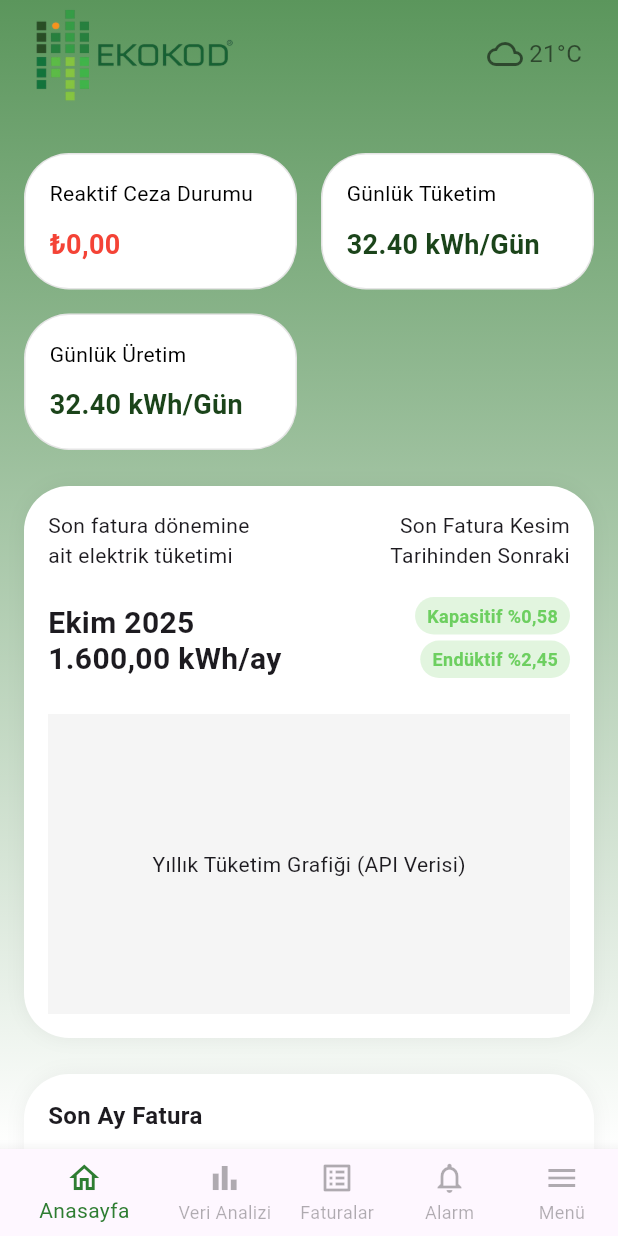
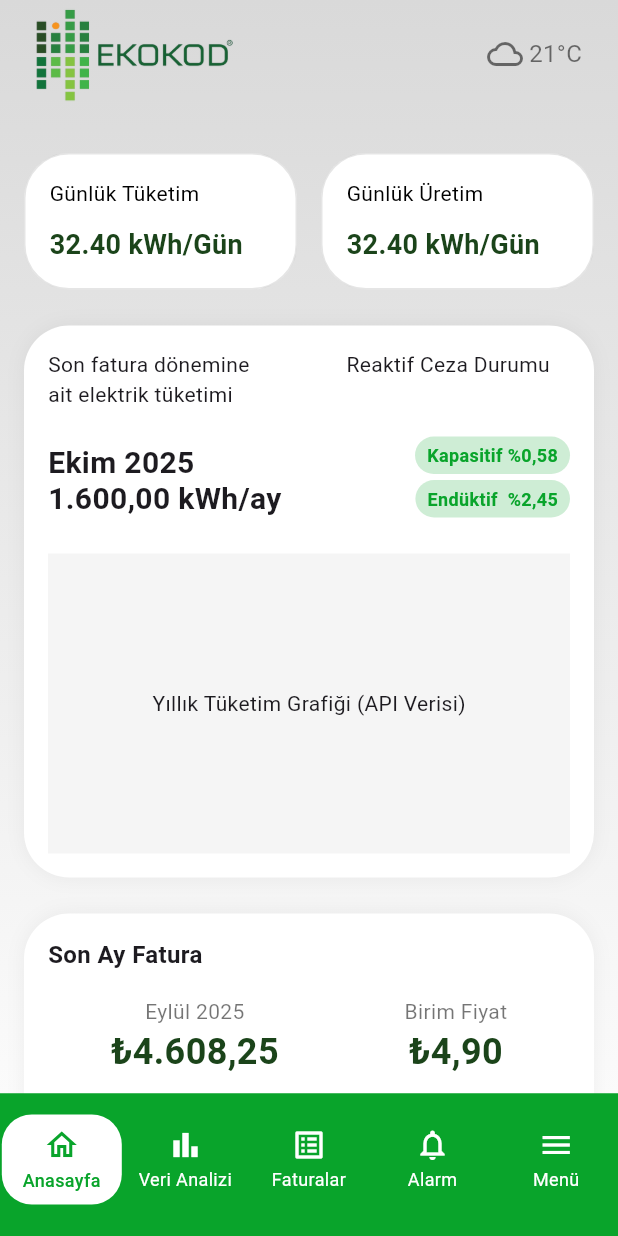
Before and after one commit to htcesyl/ekokod_mobile_app, a Flutter app: the HomePage screen opened by its route, on a phone screen of 412 x 824 dp. Run offline on Flutter 3.47's test engine with Material 3 defaults, Android fonts, the phone set to English and light mode, and no system bars; our stand-ins replace font_awesome_flutter, go_router.

Commit message:
some changes

```diff
--- a/ekokod_mobile_app/lib/core/constants/app_themes.dart
+++ b/ekokod_mobile_app/lib/core/constants/app_themes.dart
@@ -7,14 +7,14 @@ class AppColors {
   static const Color mediumGreen = Color(0xFF1B441A);
   static const Color lightGreen = Color(0xFF396334);
   static const Color veryLightGreen = Color(0xFF7D967A);
-
-  //secondBackground
   static const Color pastelGreen = Color(0xFF5B965C);
 
   // login Giriş Kartı Arkaplan Rengi (Örnek açık gri)
   static const Color cardBackground = Color(
     0xFFEBEBEB,
-  ); // Taslak ekrandaki açık gri
+  );
+
+  static const Color webColor = Color(0xFF09a42b);
 
   // Tab Selector Renkleri
   static const Color activeTabBackground = Color(
@@ -29,6 +29,12 @@ class AppColors {
     0xFFD9D9D9,
   ); //aktif period rengi
 
+  // Gri tonları
+  static const Color lightGray = Color(0xFFE5E5E5);
+  static const Color mediumGray = Color(0xFFD9D9D9);
+  static const Color darkGray = Color(0xFFB0B0B0);
+  static const Color veryDarkGray = Color(0xFF1E1E1E);
+
   // Diğer renkler
   static const Color white = Colors.white;
   static const Color black = Colors.black;
@@ -38,13 +44,11 @@ class AppColors {
 const LinearGradient appBackgroundGradient = LinearGradient(
   begin: Alignment.topCenter,
   end: Alignment.bottomCenter,
-  stops: [0.0, 0.19, 0.36, 0.66, 1.0], // Gönderdiğiniz oranlar
+  stops: [0.0, 0.40, 0.99],
   colors: [
-    AppColors.darkGreen,
-    AppColors.mediumDarkGreen,
-    AppColors.mediumGreen,
-    AppColors.lightGreen,
-    AppColors.veryLightGreen,
+    AppColors.white,
+    AppColors.mediumGray,
+    AppColors.webColor,
   ],
 );
 
@@ -52,6 +56,6 @@ const LinearGradient appBackgroundGradient = LinearGradient(
 const LinearGradient secondBackgroundGradient = LinearGradient(
   begin: Alignment.topCenter,
   end: Alignment.bottomCenter,
-  stops: [0.0, 0.93],
-  colors: [AppColors.pastelGreen, AppColors.white],
+  stops: [0.0, 0.99],
+  colors: [AppColors.mediumGray, AppColors.white],
 );
--- a/ekokod_mobile_app/lib/core/router/app_router.dart
+++ b/ekokod_mobile_app/lib/core/router/app_router.dart
@@ -2,6 +2,7 @@ import 'package:ekokod_mobile_app/presentation/alarms/pages/alarms_page.dart';
 import 'package:ekokod_mobile_app/presentation/bills/pages/bills_page.dart';
 import 'package:ekokod_mobile_app/presentation/home/pages/home_page.dart';
 import 'package:ekokod_mobile_app/presentation/menu/pages/menu_pages.dart';
+import 'package:ekokod_mobile_app/presentation/menu/pages/profile_page.dart';
 import 'package:flutter/material.dart';
 import 'package:go_router/go_router.dart';
 import '../constants/routes.dart';
@@ -38,35 +39,34 @@ class AppRouter {
         name: RouteNames.bills,
         builder: (context, state) => const BillsPage(),
       ),
-      // Alarm Sayfası Placeholder'ı
       GoRoute(
         path: RoutePaths.alarms,
         name: RouteNames.alarms,
         builder: (context, state) => const AlarmPage(),
       ),
       GoRoute(
+        path: RoutePaths.profile,
+        name: RouteNames.profile,
+        builder: (context, state) => const ProfilePage(),
+      ),
+      GoRoute(
         path: RoutePaths.menu,
         name: RouteNames.menu,
         builder: (context, state) => const MenuPage(),
-        routes: [
+        /*routes: [
           GoRoute(
             path: RoutePaths.profile, // Tam yol: /menu/profile
             name: RouteNames.profile,
-            builder:
-                (context, state) => const Placeholder(
-                  child: Center(child: Text("Profil Sayfası")),
-                ),
+            builder: (context, state) => const ProfilePage(),
           ),
 
-          GoRoute(
+          /*GoRoute(
             path: RoutePaths.prediction, // Tam yol: /menu/prediction
             name: RouteNames.prediction,
             builder:
-                (context, state) => const Placeholder(
-                  child: Center(child: Text("Tahmin Sayfası")),
-                ),
-          ),
-        ],
+                (context, state) => const PredictionPage(),
+          ),*/
+        ],*/
       ),
     ],
     errorBuilder:
--- a/ekokod_mobile_app/lib/presentation/auth/pages/login_page.dart
+++ b/ekokod_mobile_app/lib/presentation/auth/pages/login_page.dart
@@ -141,7 +141,7 @@ class _LoginCardState extends State<_LoginCard> {
               child: const Text(
                 'Şifremi Unuttum',
                 style: TextStyle(
-                  color: AppColors.mediumGreen,
+                  color: AppColors.darkGreen,
                   fontWeight: FontWeight.w600,
                   fontSize: 14,
                 ),
@@ -161,10 +161,10 @@ class _LoginCardState extends State<_LoginCard> {
               context.goNamed(RouteNames.home); //geçici yönlendirme
             },
             style: ElevatedButton.styleFrom(
-              backgroundColor: AppColors.lightGreen, // Yeşil buton rengi
+              backgroundColor: AppColors.webColor, // Yeşil buton rengi
               padding: const EdgeInsets.symmetric(vertical: 18),
               shape: RoundedRectangleBorder(
-                borderRadius: BorderRadius.circular(15),
+                borderRadius: BorderRadius.circular(41),
               ),
               elevation: 5,
             ),
--- a/ekokod_mobile_app/lib/presentation/home/pages/home_page.dart
+++ b/ekokod_mobile_app/lib/presentation/home/pages/home_page.dart
@@ -48,25 +48,13 @@ class HomePage extends StatelessWidget {
           children: [
             Expanded(
               child: DataSummaryCard(
-                title: 'Reaktif Ceza Durumu',
-                value: '₺0,00',
-                isCurrency: true,
-              ),
-            ),
-            SizedBox(width: 16),
-
-            Expanded(
-              child: DataSummaryCard(
                 title: 'Günlük Tüketim',
                 value: '32.40 kWh/Gün',
                 isCurrency: false,
               ),
             ),
-          ],
-        ),
-        const SizedBox(height: 16),
-        const Row(
-          children: [
+            SizedBox(width: 16),
+
             Expanded(
               child: DataSummaryCard(
                 title: 'Günlük Üretim',
@@ -74,10 +62,9 @@ class HomePage extends StatelessWidget {
                 isCurrency: false,
               ),
             ),
-            SizedBox(width: 16),
-            Expanded(child: SizedBox()), //boş satır
           ],
         ),
+        //const SizedBox(height: 0),
       ],
     );
   }
@@ -108,11 +95,11 @@ class HomePage extends StatelessWidget {
                   style: TextStyle(fontSize: 14),
                 ),
               ),
-              const SizedBox(width: 12),
+              const SizedBox(width: 50),
               // Sağ: küçük açıklama (sağa hizalı, iki satır)
               const Flexible(
                 child: Text(
-                  'Son Fatura Kesim Tarihinden Sonraki',
+                  'Reaktif Ceza Durumu',
                   textAlign: TextAlign.right,
                   style: TextStyle(fontSize: 14),
                   maxLines: 2,
@@ -143,12 +130,12 @@ class HomePage extends StatelessWidget {
                   _buildConsumptionTag(
                     'Kapasitif',
                     '%0,58',
-                    const Color(0xFF6DCF60),
+                    const Color(0xFF09a42b),
                   ),
                   _buildConsumptionTag(
-                    'Endüktif',
+                    'Endüktif ',
                     '%2,45',
-                    const Color(0xFF6DCF60),
+                    const Color(0xFF09a42b),
                   ),
                 ],
               ),
@@ -252,7 +239,7 @@ class HomePage extends StatelessWidget {
                 // Tıklanma olayı: GoRouter ile Fatura Detay sayfasına yönlendirilir.
               },
               style: ElevatedButton.styleFrom(
-                backgroundColor: const Color(0xFF396334),
+                backgroundColor: AppColors.webColor,
                 padding: const EdgeInsets.symmetric(vertical: 16),
                 shape: RoundedRectangleBorder(
                   borderRadius: BorderRadius.circular(41),
@@ -302,8 +289,8 @@ class HomePage extends StatelessWidget {
             minHeight: 10,
             backgroundColor: Colors.grey[200],
             valueColor: const AlwaysStoppedAnimation<Color>(
-              Color(0xFF396334),
-            ), // Yeşil doluluk rengi
+              AppColors.webColor,
+            ),
             borderRadius: BorderRadius.circular(5),
           ),
           const SizedBox(height: 16),
--- a/ekokod_mobile_app/lib/presentation/menu/pages/menu_pages.dart
+++ b/ekokod_mobile_app/lib/presentation/menu/pages/menu_pages.dart
@@ -6,6 +6,7 @@ import '../../../core/constants/routes.dart';
 import '../../shared_widgets/app_bar.dart';
 import '../../shared_widgets/main_bottom_navbar.dart';
 import '../../shared_widgets/menu_item_card.dart';
+import 'profile_page.dart';
 
 class MenuPage extends StatelessWidget {
   const MenuPage({super.key});
--- a/ekokod_mobile_app/lib/presentation/shared_widgets/main_bottom_navbar.dart
+++ b/ekokod_mobile_app/lib/presentation/shared_widgets/main_bottom_navbar.dart
@@ -32,17 +32,92 @@ class MainBottomNavBar extends StatelessWidget {
     _NavItem(icon: Icons.menu, label: 'Menü', routeName: RouteNames.menu),
   ];
 
+  // Seçili ikon ve yazı için özel widget (yuvarlak beyaz arka plan + yeşil ikon ve yazı)
+  Widget _buildIcon(IconData icon, String label, int index) {
+    final bool isSelected = selectedIndex == index;
+
+    if (isSelected) {
+      return SizedBox(
+        width: 80, // Sabit genişlik
+        height: 60, // Sabit yükseklik
+        child: Container(
+          padding: const EdgeInsets.symmetric(horizontal: 8, vertical: 6),
+          decoration: BoxDecoration(
+            color: Colors.white,
+            borderRadius: BorderRadius.circular(20),
+          ),
+          child: Column(
+            mainAxisSize: MainAxisSize.min,
+            mainAxisAlignment: MainAxisAlignment.center,
+            children: [
+              Icon(
+                icon,
+                color: const Color(0xFF09a42b),
+                size: 24,
+              ),
+              const SizedBox(height: 3),
+              Text(
+                label,
+                style: const TextStyle(
+                  color: Color(0xFF09a42b),
+                  fontSize: 12,
+                  fontWeight: FontWeight.w500,
+                ),
+                maxLines: 1,
+                overflow: TextOverflow.ellipsis,
+                textAlign: TextAlign.center,
+              ),
+            ],
+          ),
+        ),
+      );
+    } else {
+      return SizedBox(
+        width: 80, // Seçili item ile aynı genişlik
+        height: 60, // Seçili item ile aynı yükseklik
+        child: Column(
+          mainAxisSize: MainAxisSize.min,
+          mainAxisAlignment: MainAxisAlignment.center,
+          children: [
+            Icon(
+              icon,
+              color: Colors.white,
+            ),
+            const SizedBox(height: 2),
+            Text(
+              label,
+              style: const TextStyle(
+                color: Colors.white,
+                fontSize: 12,
+              ),
+              maxLines: 1,
+              overflow: TextOverflow.ellipsis,
+              textAlign: TextAlign.center,
+            ),
+          ],
+        ),
+      );
+    }
+  }
+
   @override
   Widget build(BuildContext context) {
-    return BottomNavigationBar(
-      // Arka plan rengi beyaz
-      backgroundColor: Colors.white,
-      // Seçili olmayan ikonların rengi
-      unselectedItemColor: const Color(0x4F000000),
-      // Seçili ikonun rengi
-      selectedItemColor: const Color(0xFF2E7D32),
-      // Etiketlerin her zaman görünmesini sağlar
-      showUnselectedLabels: true,
+    return Container(
+      color: const Color(0xFF09a42b),
+      child: Theme(
+        data: Theme.of(context).copyWith(
+          splashColor: Colors.transparent,
+          highlightColor: Colors.transparent,
+        ),
+        child: BottomNavigationBar(
+          backgroundColor: const Color(0xFF09a42b),
+          unselectedItemColor: Colors.white,
+          selectedItemColor: const Color(0xFF09a42b),
+          showUnselectedLabels: false,
+          showSelectedLabels: false,
+          elevation: 0,
+          type: BottomNavigationBarType.fixed,
+          enableFeedback: false,
 
           currentIndex: selectedIndex,
           onTap: (index) {
@@ -51,12 +126,16 @@ class MainBottomNavBar extends StatelessWidget {
           },
 
         items:
-          _items.map((item) {
+            _items.asMap().entries.map((entry) {
+              final index = entry.key;
+              final item = entry.value;
               return BottomNavigationBarItem(
-              icon: Icon(item.icon),
-              label: item.label,
+                icon: _buildIcon(item.icon, item.label, index),
+                label: '', // Label'ı boş bırakıyoruz çünkü icon içinde gösteriyoruz
               );
             }).toList(),
+        ),
+      ),
     );
   }
 }
--- a/ekokod_mobile_app/lib/presentation/shared_widgets/menu_item_card.dart
+++ b/ekokod_mobile_app/lib/presentation/shared_widgets/menu_item_card.dart
@@ -37,7 +37,7 @@ class MenuItemCard extends StatelessWidget {
             // İkon
             Icon(
               icon,
-              color: AppColors.mediumGreen, // Ana yeşil tonunu kullanabiliriz
+              color: AppColors.webColor, // Ana yeşil tonunu kullanabiliriz
               size: 24,
             ),
             const SizedBox(width: 15),
@@ -54,7 +54,7 @@ class MenuItemCard extends StatelessWidget {
               ),
             ),
 
-            // Sağ ok (opsiyonel)
+            // Sağ ok
             const Icon(Icons.arrow_forward_ios, color: Colors.grey, size: 18),
           ],
         ),
--- a/ekokod_mobile_app/lib/presentation/shared_widgets/tab_selector.dart
+++ b/ekokod_mobile_app/lib/presentation/shared_widgets/tab_selector.dart
@@ -23,7 +23,7 @@ class TabSelector extends StatelessWidget {
 
     final Color backgroundColor =
         isActive
-            ? AppColors.activeTabBackground
+            ? const Color(0xFF09a42b)
             : AppColors.inactiveTabBackground; // Aktif olmayan D9D9D9 rengi
 
     return Expanded(
@@ -38,7 +38,7 @@ class TabSelector extends StatelessWidget {
 
             border: Border.all(
               color:
-                  isActive ? AppColors.activeTabBackground : Colors.transparent,
+                  isActive ? const Color(0xFF09a42b) : Colors.transparent,
               width: 0.5,
             ),
           ),
--- a/ekokod_mobile_app/lib/presentation/start/start_page.dart
+++ b/ekokod_mobile_app/lib/presentation/start/start_page.dart
@@ -1,5 +1,4 @@
 import 'package:ekokod_mobile_app/core/constants/app_assets.dart';
-import 'package:ekokod_mobile_app/presentation/shared_widgets/brand_logo.dart';
 import 'package:flutter/material.dart';
 import 'package:ekokod_mobile_app/core/constants/app_themes.dart';
 import 'package:ekokod_mobile_app/core/constants/routes.dart';
@@ -46,8 +45,6 @@ class _StartPageState extends State<StartPage> {
             AppAssets.logo,
             height: 96,
             fit: BoxFit.contain,
-            color: AppColors.white,
-            colorBlendMode: BlendMode.srcIn,
           ),
         ),
       ),
```
Also changed, not shown: ekokod_mobile_app/lib/presentation/alarms/pages/alarms_page.dart (+33 -11 lines), ekokod_mobile_app/lib/presentation/menu/pages/profile_page.dart (added, +326 -0 lines). Lines whose indentation alone changed are shown as unchanged.
